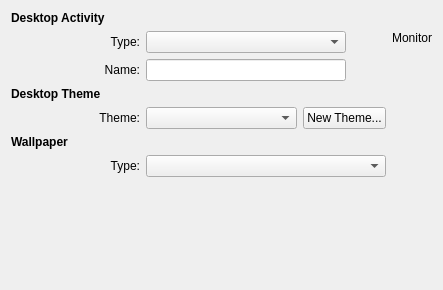
Before: the Qt Designer form plasma/shells/desktop/BackgroundDialog.ui in mgottschlag/kwin-tiling, drawn with Qt 5.
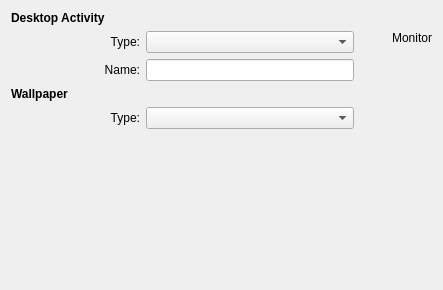
After: the same form once the commit is applied.

Commit message: Moved desktop theme configuration to system settings/style.

```diff
--- a/plasma/shells/desktop/BackgroundDialog.ui
+++ b/plasma/shells/desktop/BackgroundDialog.ui
@@ -49,37 +49,7 @@
      </property>
     </widget>
    </item>
-   <item row="1" column="1" colspan="2">
-    <layout class="QHBoxLayout" name="horizontalLayout_3">
-     <item>
-      <widget class="QComboBox" name="m_containmentComboBox">
-       <property name="sizePolicy">
-        <sizepolicy hsizetype="Expanding" vsizetype="Fixed">
-         <horstretch>0</horstretch>
-         <verstretch>0</verstretch>
-        </sizepolicy>
-       </property>
-      </widget>
-     </item>
-     <item>
-      <spacer name="horizontalSpacer_2">
-       <property name="orientation">
-        <enum>Qt::Horizontal</enum>
-       </property>
-       <property name="sizeType">
-        <enum>QSizePolicy::Preferred</enum>
-       </property>
-       <property name="sizeHint" stdset="0">
-        <size>
-         <width>40</width>
-         <height>20</height>
-        </size>
-       </property>
-      </spacer>
-     </item>
-    </layout>
-   </item>
-   <item row="1" column="3" rowspan="7">
+   <item row="1" column="4" rowspan="6">
     <layout class="QVBoxLayout" name="verticalLayout_2">
      <item>
       <widget class="QLabel" name="m_monitor">
@@ -125,82 +95,7 @@
      </property>
     </widget>
    </item>
-   <item row="2" column="1" colspan="2">
-    <layout class="QHBoxLayout" name="horizontalLayout_2">
-     <item>
-      <widget class="QLineEdit" name="m_activityName"/>
-     </item>
-     <item>
-      <spacer name="horizontalSpacer">
-       <property name="orientation">
-        <enum>Qt::Horizontal</enum>
-       </property>
-       <property name="sizeType">
-        <enum>QSizePolicy::Preferred</enum>
-       </property>
-       <property name="sizeHint" stdset="0">
-        <size>
-         <width>40</width>
-         <height>20</height>
-        </size>
-       </property>
-      </spacer>
-     </item>
-    </layout>
-   </item>
-   <item row="3" column="0" colspan="3">
-    <widget class="QLabel" name="label_2">
-     <property name="font">
-      <font>
-       <weight>75</weight>
-       <bold>true</bold>
-      </font>
-     </property>
-     <property name="text">
-      <string>Desktop Theme</string>
-     </property>
-    </widget>
-   </item>
-   <item row="4" column="0">
-    <widget class="QLabel" name="label_3">
-     <property name="minimumSize">
-      <size>
-       <width>129</width>
-       <height>0</height>
-      </size>
-     </property>
-     <property name="text">
-      <string>Theme:</string>
-     </property>
-     <property name="alignment">
-      <set>Qt::AlignRight|Qt::AlignTrailing|Qt::AlignVCenter</set>
-     </property>
-     <property name="buddy">
-      <cstring>m_theme</cstring>
-     </property>
-    </widget>
-   </item>
-   <item row="4" column="1">
-    <widget class="QComboBox" name="m_theme">
-     <property name="sizePolicy">
-      <sizepolicy hsizetype="Expanding" vsizetype="Fixed">
-       <horstretch>0</horstretch>
-       <verstretch>0</verstretch>
-      </sizepolicy>
-     </property>
-    </widget>
-   </item>
-   <item row="4" column="2">
-    <widget class="QPushButton" name="m_newThemeButton">
-     <property name="enabled">
-      <bool>true</bool>
-     </property>
-     <property name="text">
-      <string>New Theme...</string>
-     </property>
-    </widget>
-   </item>
-   <item row="5" column="0" colspan="3">
+   <item row="3" column="0" colspan="4">
     <widget class="QLabel" name="m_wallpaperLabel">
      <property name="sizePolicy">
       <sizepolicy hsizetype="Expanding" vsizetype="Preferred">
@@ -219,51 +114,38 @@
      </property>
     </widget>
    </item>
-   <item row="6" column="0" colspan="3">
+   <item row="6" column="2">
+    <spacer name="verticalSpacer">
+     <property name="orientation">
+      <enum>Qt::Vertical</enum>
+     </property>
+     <property name="sizeHint" stdset="0">
+      <size>
+       <width>20</width>
+       <height>64</height>
+      </size>
+     </property>
+    </spacer>
+   </item>
+   <item row="1" column="1">
+    <widget class="QComboBox" name="m_containmentComboBox">
+     <property name="sizePolicy">
+      <sizepolicy hsizetype="Expanding" vsizetype="Fixed">
+       <horstretch>0</horstretch>
+       <verstretch>0</verstretch>
+      </sizepolicy>
+     </property>
+    </widget>
+   </item>
+   <item row="2" column="1">
+    <widget class="QLineEdit" name="m_activityName"/>
+   </item>
+   <item row="5" column="0" colspan="4">
     <widget class="QWidget" name="m_wallpaperGroup" native="true">
      <layout class="QVBoxLayout" name="verticalLayout">
       <property name="margin">
        <number>0</number>
       </property>
-      <item>
-       <layout class="QHBoxLayout" name="horizontalLayout">
-        <item>
-         <widget class="QLabel" name="m_wallpaperTypeLabel">
-          <property name="minimumSize">
-           <size>
-            <width>129</width>
-            <height>0</height>
-           </size>
-          </property>
-          <property name="text">
-           <string>Type:</string>
-          </property>
-          <property name="alignment">
-           <set>Qt::AlignRight|Qt::AlignTrailing|Qt::AlignVCenter</set>
-          </property>
-          <property name="buddy">
-           <cstring>m_wallpaperMode</cstring>
-          </property>
-         </widget>
-        </item>
-        <item>
-         <widget class="QComboBox" name="m_wallpaperMode">
-          <property name="sizePolicy">
-           <sizepolicy hsizetype="Expanding" vsizetype="Fixed">
-            <horstretch>1</horstretch>
-            <verstretch>0</verstretch>
-           </sizepolicy>
-          </property>
-          <property name="minimumSize">
-           <size>
-            <width>150</width>
-            <height>0</height>
-           </size>
-          </property>
-         </widget>
-        </item>
-       </layout>
-      </item>
       <item>
        <widget class="QWidget" name="m_wallpaperConfig" native="true">
         <property name="sizePolicy">
@@ -277,18 +159,40 @@
      </layout>
     </widget>
    </item>
-   <item row="7" column="1">
-    <spacer name="verticalSpacer">
-     <property name="orientation">
-      <enum>Qt::Vertical</enum>
+   <item row="4" column="0">
+    <widget class="QLabel" name="m_wallpaperTypeLabel">
+     <property name="minimumSize">
+      <size>
+       <width>129</width>
+       <height>0</height>
+      </size>
      </property>
-     <property name="sizeHint" stdset="0">
+     <property name="text">
+      <string>Type:</string>
+     </property>
+     <property name="alignment">
+      <set>Qt::AlignRight|Qt::AlignTrailing|Qt::AlignVCenter</set>
+     </property>
+     <property name="buddy">
+      <cstring>m_wallpaperMode</cstring>
+     </property>
+    </widget>
+   </item>
+   <item row="4" column="1">
+    <widget class="QComboBox" name="m_wallpaperMode">
+     <property name="sizePolicy">
+      <sizepolicy hsizetype="Expanding" vsizetype="Fixed">
+       <horstretch>1</horstretch>
+       <verstretch>0</verstretch>
+      </sizepolicy>
+     </property>
+     <property name="minimumSize">
       <size>
-       <width>20</width>
-       <height>64</height>
+       <width>150</width>
+       <height>0</height>
       </size>
      </property>
-    </spacer>
+    </widget>
    </item>
   </layout>
  </widget>
```
Left out of the diff: 2 changed lines with no effect on the pictures. The commit also changes 2 other files.
